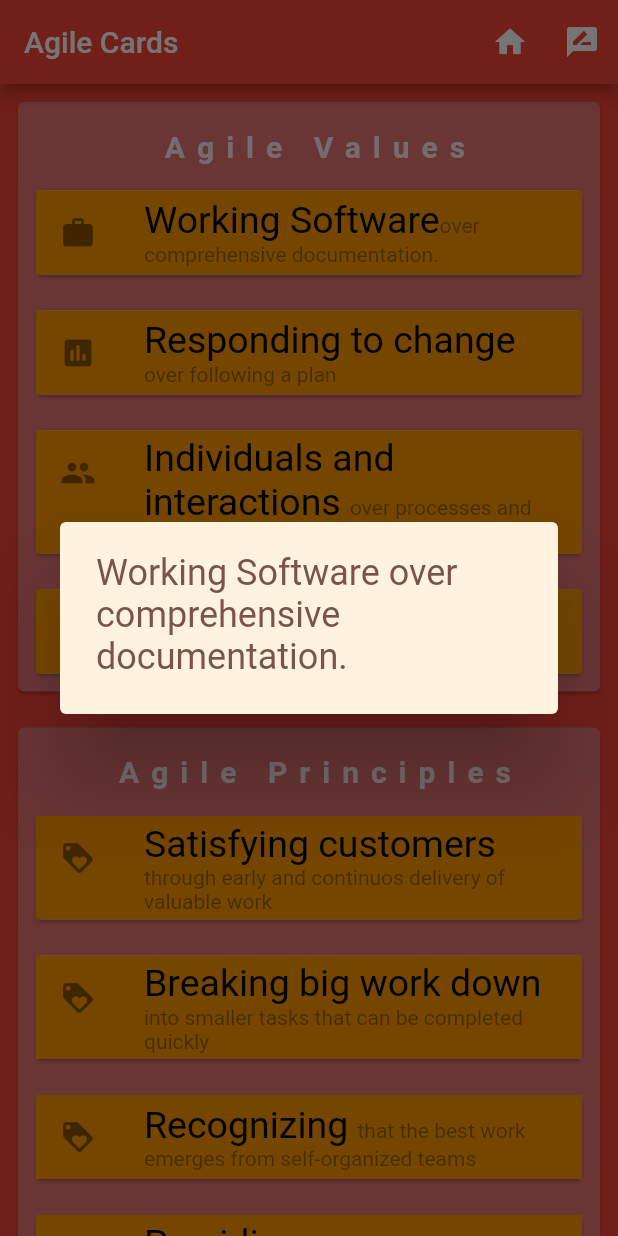
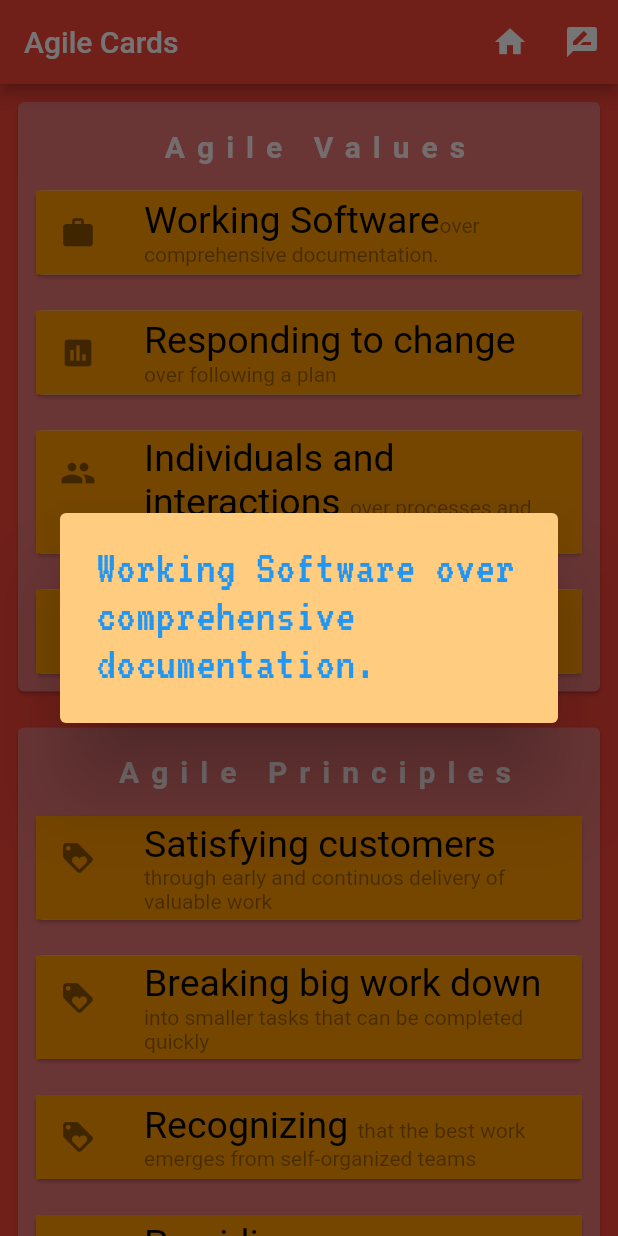
Before and after one commit to ammanath/agileCards, a Flutter app: the screen it shows after launch, after a tap on an icon or button, on a phone screen of 412 x 824 dp. Run offline on Flutter 3.47's test engine with Material 2 defaults, Android fonts, the phone set to English and light mode, and no system bars; our stand-ins replace animated_text_kit, google_fonts; Roboto replaces fonts that are missing (Segoe UI).

Commit message:
Added google fonts

```diff
--- a/lib/agileCard.dart
+++ b/lib/agileCard.dart
@@ -1,6 +1,7 @@
 import 'package:agile_cards/dataText.dart';
 import 'package:flutter/material.dart';
 import 'package:animated_text_kit/animated_text_kit.dart';
+import 'package:google_fonts/google_fonts.dart';
 
 class AgileCard extends StatelessWidget {
   const AgileCard({
@@ -69,18 +70,19 @@ class PopUpTextDisplay extends StatelessWidget {
   Widget build(BuildContext context) {
     return AlertDialog(
         //title:Text("Value"),
-        backgroundColor: Colors.orange[50],
+        backgroundColor: Colors.orange[200],
         content: TypewriterAnimatedTextKit(
           text: ["${dataText.primaryText} ${dataText.secondaryText}"],
           totalRepeatCount: 4,
-          pause: Duration(milliseconds: 1000),
-          textStyle: TextStyle(
-            fontSize: 24.0,
-            fontWeight: FontWeight.normal, //fontStyle: FontStyle.italic,
-            fontFamily: "Segoe UI",
-            backgroundColor: Colors.orange[50],
-            color: Colors.brown,
+          pause: Duration(milliseconds: 1500),
+          speed: Duration(milliseconds: 60),
+
+          textStyle: GoogleFonts.vt323(
+            color: Colors.blue,
+            letterSpacing: .5,
+            fontSize: 32,
           ),
+
           displayFullTextOnTap: true,
           stopPauseOnTap: true,
         ));
--- a/pubspec.yaml
+++ b/pubspec.yaml
@@ -29,6 +29,8 @@ dependencies:
   # Use with the CupertinoIcons class for iOS style icons.
   cupertino_icons: ^0.1.3
   animated_text_kit: ^2.0.0
+  google_fonts: ^0.5.0+1
+
 
 dev_dependencies:
   flutter_test:
```
Also changed, not shown: pubspec.lock.
